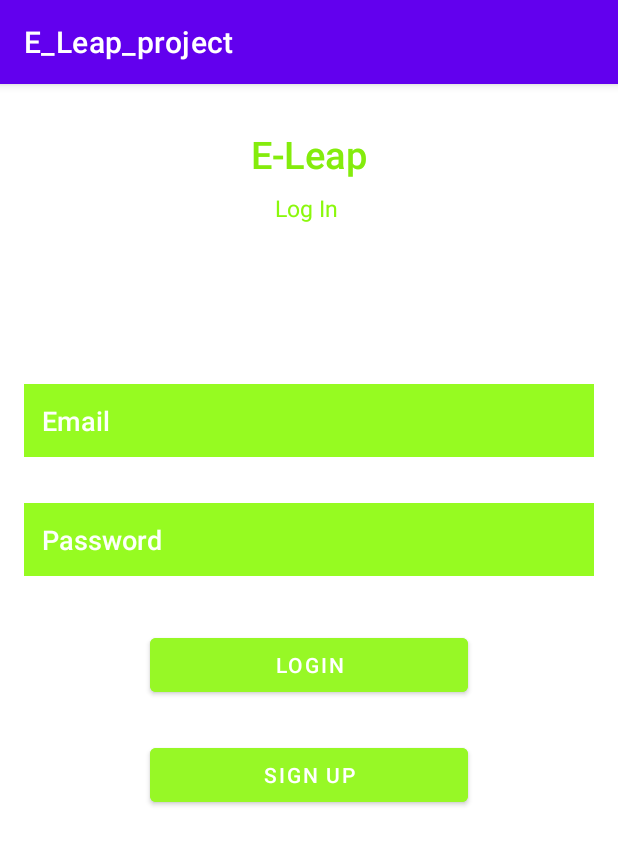
After one commit to sampannap12/e-leap, an Android app: the Login screen opened directly, with no data from a screen before it, on a phone screen of 412 x 824 dp. The commit adds this screen. Shown: the top 845 px of the screen. Run offline under Robolectric (Android 15) with nearby library versions, the phone set to English and light mode, and no system bars; our stand-ins replace Firebase (no records; nobody signed in at launch, a user with empty details on screens opened directly).

Commit message:
User Interface created
User Interface for the application created with Firebase connection, authentication and Registration created.

```diff
--- a/code/app/build.gradle
+++ b/code/app/build.gradle
@@ -1,5 +1,6 @@
 plugins {
     id 'com.android.application'
+    id 'com.google.gms.google-services'
 }
 
 android {
@@ -33,7 +34,8 @@ dependencies {
     implementation 'androidx.appcompat:appcompat:1.5.1'
     implementation 'com.google.android.material:material:1.7.0'
     implementation 'androidx.constraintlayout:constraintlayout:2.1.4'
+    implementation 'com.google.firebase:firebase-auth:21.1.0'
     testImplementation 'junit:junit:4.13.2'
-    androidTestImplementation 'androidx.test.ext:junit:1.1.4'
-    androidTestImplementation 'androidx.test.espresso:espresso-core:3.5.0'
+    androidTestImplementation 'androidx.test.ext:junit:1.1.3'
+    androidTestImplementation 'androidx.test.espresso:espresso-core:3.4.0'
 }
--- /dev/null
+++ b/code/app/src/main/java/com/nfclab/e_leap_project/Login.java
@@ -0,0 +1,83 @@
+package com.nfclab.e_leap_project;
+import androidx.annotation.NonNull;
+import androidx.appcompat.app.AppCompatActivity;
+
+import android.content.Intent;
+import android.os.Bundle;
+import android.text.TextUtils;
+import android.view.View;
+import android.widget.Button;
+import android.widget.EditText;
+import android.widget.TextView;
+import android.widget.Toast;
+
+import com.google.android.gms.tasks.OnCompleteListener;
+import com.google.android.gms.tasks.Task;
+import com.google.firebase.auth.AuthResult;
+import com.google.firebase.auth.FirebaseAuth;
+
+public class Login extends AppCompatActivity {
+
+    EditText mEmail, mPassword;
+    Button mRegisterBtn;
+    Button mLoginBtn;
+    FirebaseAuth fAuth;
+
+
+    @Override
+    protected void onCreate(Bundle savedInstanceState) {
+        super.onCreate(savedInstanceState);
+        setContentView(R.layout.activity_login);
+
+
+        mEmail = findViewById(R.id.email);
+        mPassword =findViewById(R.id.password);
+        mRegisterBtn=findViewById(R.id.registerButton);
+        mLoginBtn =findViewById(R.id.signIn);
+
+        fAuth = FirebaseAuth.getInstance();
+
+        mLoginBtn.setOnClickListener(v -> {
+            String email = mEmail.getText().toString().trim();
+            String password = mPassword.getText().toString().trim();
+
+
+            if(TextUtils.isEmpty(email)){
+                mEmail.setError("Email is Required");
+                return;
+            }
+            if(TextUtils.isEmpty(password)){
+                mEmail.setError("Password is Required");
+                return;
+            }
+
+            //authenticating the user
+            fAuth.signInWithEmailAndPassword(email,password).addOnCompleteListener(new OnCompleteListener<AuthResult>() {
+                @Override
+                public void onComplete(@NonNull Task<AuthResult> task) {
+                    if(task.isSuccessful()){
+                        Toast.makeText(Login.this, "User Signed In.", Toast.LENGTH_SHORT).show();
+                        startActivity(new Intent(getApplicationContext(), MainActivity.class));
+                    }
+                    else
+                    {
+                        Toast.makeText(Login.this, "Error." + task.getException().getMessage(), Toast.LENGTH_SHORT).show();
+
+                    }
+
+                }
+            });
+
+
+        });
+
+        mRegisterBtn.setOnClickListener(new View.OnClickListener() {
+            @Override
+            public void onClick(View v) {
+                startActivity(new Intent(getApplicationContext(), Register.class));
+            }
+        });
+
+
+    }
+}
--- /dev/null
+++ b/code/app/src/main/res/layout/activity_login.xml
@@ -0,0 +1,111 @@
+<?xml version="1.0" encoding="utf-8"?>
+<androidx.constraintlayout.widget.ConstraintLayout xmlns:android="http://schemas.android.com/apk/res/android"
+    xmlns:app="http://schemas.android.com/apk/res-auto"
+    xmlns:tools="http://schemas.android.com/tools"
+    android:layout_width="match_parent"
+    android:layout_height="match_parent"
+    tools:context=".Login">
+
+    <EditText
+        android:id="@+id/password"
+        android:layout_width="0dp"
+        android:layout_height="wrap_content"
+        android:layout_marginStart="16dp"
+        android:layout_marginEnd="16dp"
+        android:background="#96FB21"
+        android:ems="10"
+        android:fontFamily="sans-serif-medium"
+        android:hint="Password"
+        android:inputType="textPassword"
+        android:padding="12dp"
+        android:password="true"
+        android:textColor="#FFFFFF"
+        android:textColorHint="#FDFFFB"
+        app:layout_constraintBottom_toBottomOf="parent"
+        app:layout_constraintEnd_toEndOf="parent"
+        app:layout_constraintHorizontal_bias="0.0"
+        app:layout_constraintStart_toStartOf="parent"
+        app:layout_constraintTop_toBottomOf="@+id/email"
+        app:layout_constraintVertical_bias="0.065" />
+
+    <EditText
+        android:id="@+id/email"
+        android:layout_width="0dp"
+        android:layout_height="wrap_content"
+        android:layout_marginStart="16dp"
+        android:layout_marginEnd="16dp"
+        android:background="#96FB21"
+        android:ems="10"
+        android:fontFamily="sans-serif-medium"
+        android:hint="Email"
+        android:inputType="textEmailAddress"
+        android:padding="12dp"
+        android:textColor="#FFFFFF"
+        android:textColorHint="#FDFFFB"
+        app:layout_constraintBottom_toBottomOf="parent"
+        app:layout_constraintEnd_toEndOf="parent"
+        app:layout_constraintHorizontal_bias="0.0"
+        app:layout_constraintStart_toStartOf="parent"
+        app:layout_constraintTop_toBottomOf="@+id/textView2"
+        app:layout_constraintVertical_bias="0.17" />
+
+    <TextView
+        android:id="@+id/textView"
+        android:layout_width="wrap_content"
+        android:layout_height="wrap_content"
+        android:fontFamily="sans-serif-medium"
+        android:text="E-Leap"
+        android:textColor="#84EC0C"
+        android:textSize="25sp"
+        app:layout_constraintBottom_toBottomOf="parent"
+        app:layout_constraintEnd_toEndOf="parent"
+        app:layout_constraintStart_toStartOf="parent"
+        app:layout_constraintTop_toTopOf="parent"
+        app:layout_constraintVertical_bias="0.04000002" />
+
+    <TextView
+        android:id="@+id/textView2"
+        android:layout_width="wrap_content"
+        android:layout_height="wrap_content"
+        android:layout_marginTop="8dp"
+        android:text="Log In "
+        android:textColor="#8BF80C"
+        android:textSize="15sp"
+        app:layout_constraintEnd_toEndOf="parent"
+        app:layout_constraintStart_toStartOf="parent"
+        app:layout_constraintTop_toBottomOf="@+id/textView" />
+
+    <Button
+        android:id="@+id/signIn"
+        android:layout_width="0dp"
+        android:layout_height="wrap_content"
+        android:layout_marginStart="100dp"
+        android:layout_marginTop="35dp"
+        android:layout_marginEnd="100dp"
+        android:layout_marginBottom="312dp"
+        android:backgroundTint="#97F826"
+        android:text="Login"
+        app:layout_constraintBottom_toBottomOf="parent"
+        app:layout_constraintEnd_toEndOf="parent"
+        app:layout_constraintHorizontal_bias="1.0"
+        app:layout_constraintStart_toStartOf="parent"
+        app:layout_constraintTop_toBottomOf="@+id/password"
+        app:layout_constraintVertical_bias="0.0" />
+
+    <Button
+        android:id="@+id/registerButton"
+        android:layout_width="0dp"
+        android:layout_height="wrap_content"
+        android:layout_marginStart="100dp"
+        android:layout_marginEnd="100dp"
+        android:layout_marginBottom="164dp"
+        android:backgroundTint="#97F826"
+        android:text="Sign Up"
+        app:layout_constraintBottom_toBottomOf="parent"
+        app:layout_constraintEnd_toEndOf="parent"
+        app:layout_constraintHorizontal_bias="0.0"
+        app:layout_constraintStart_toStartOf="parent"
+        app:layout_constraintTop_toBottomOf="@+id/signIn"
+        app:layout_constraintVertical_bias="0.175" />
+
+</androidx.constraintlayout.widget.ConstraintLayout>
--- a/code/build.gradle
+++ b/code/build.gradle
@@ -1,4 +1,8 @@
-// Top-level build file where you can add configuration options common to all sub-projects/modules.
+buildscript {
+    dependencies {
+        classpath 'com.google.gms:google-services:4.3.15'
+    }
+}// Top-level build file where you can add configuration options common to all sub-projects/modules.
 plugins {
     id 'com.android.application' version '7.3.0' apply false
     id 'com.android.library' version '7.3.0' apply false
```
Also changed, not shown: code/app/src/main/AndroidManifest.xml (+21 -0 lines), code/app/src/main/java/com/nfclab/e_leap_project/MainActivity.java (+15 -0 lines), code/app/src/main/java/com/nfclab/e_leap_project/Register.java (added, +104 -0 lines), code/app/src/main/res/layout/activity_main.xml (+14 -0 lines), code/app/src/main/res/layout/activity_register.xml (added, +148 -0 lines), 1 other file.
